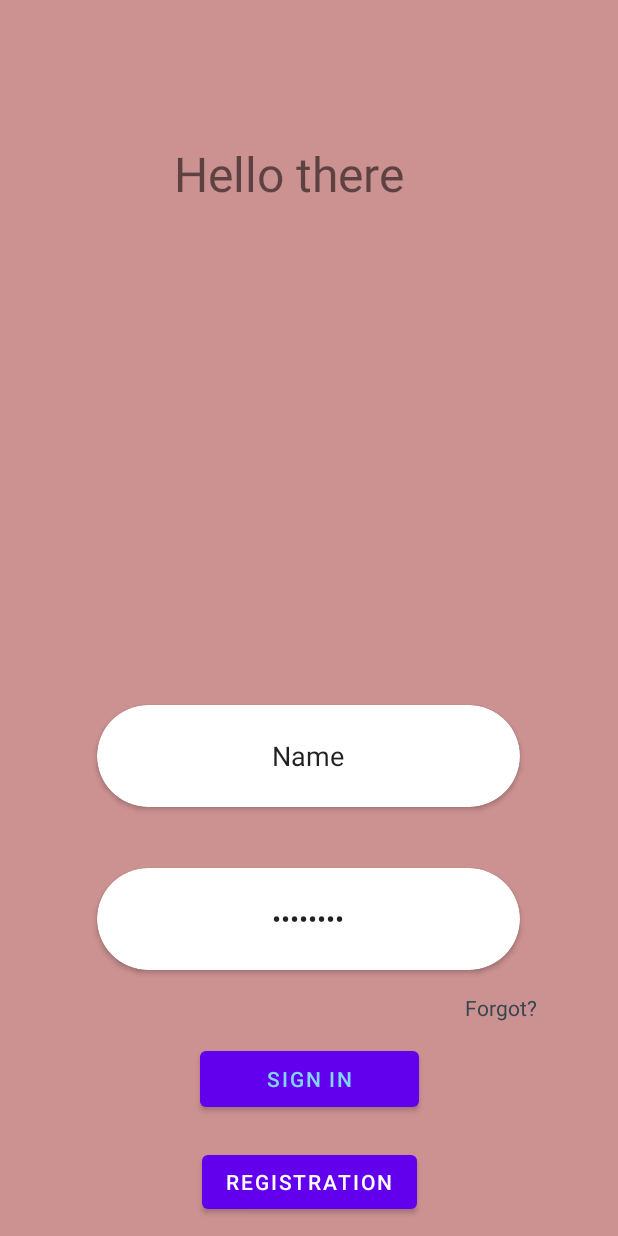
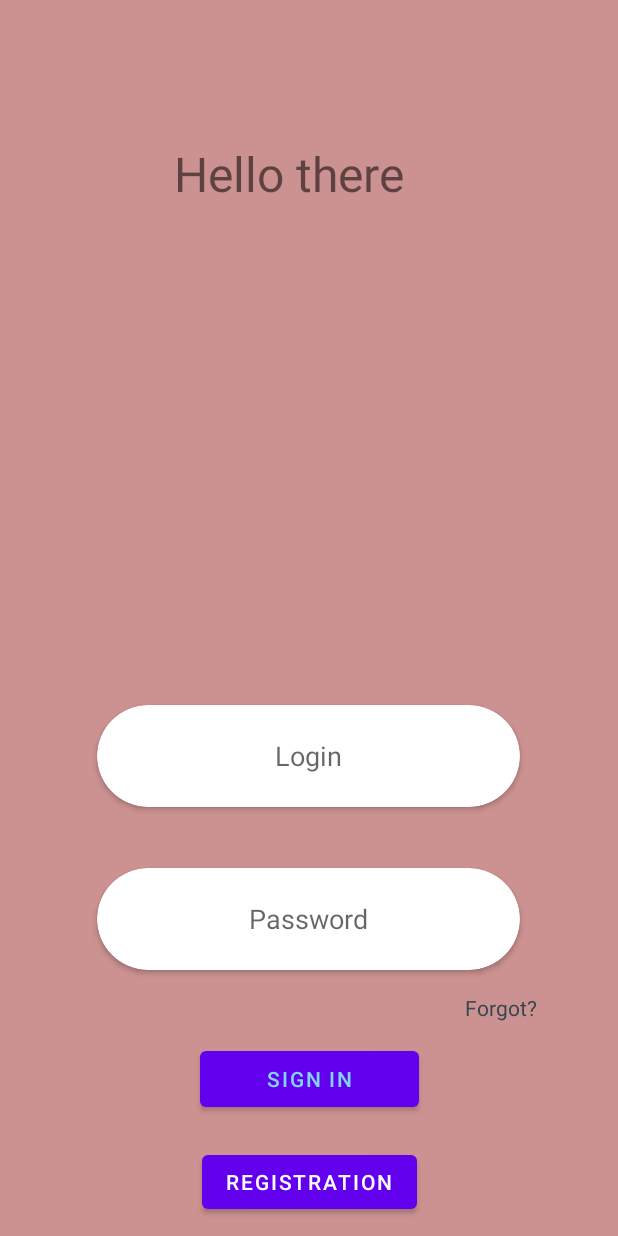
Before and after one commit to AnotherFinch/InstaClone, an Android app: the LoginActivity screen opened directly, with no data from a screen before it, on a phone screen of 412 x 824 dp. Run offline under Robolectric (Android 15) with nearby library versions, the phone set to English and light mode, and no system bars.

Commit message:
мелкие дизайн правки

```diff
--- a/app/src/main/java/com/example/instaclone/ProfileActivity.kt
+++ b/app/src/main/java/com/example/instaclone/ProfileActivity.kt
@@ -3,7 +3,6 @@ package com.example.instaclone
 import android.content.Intent
 import androidx.appcompat.app.AppCompatActivity
 import android.os.Bundle
-import com.example.instaclone.databinding.ActivityMainBinding
 import com.example.instaclone.databinding.ActivityProfileBinding
 
 class ProfileActivity : AppCompatActivity() {
--- a/app/src/main/res/layout/activity_login.xml
+++ b/app/src/main/res/layout/activity_login.xml
@@ -77,11 +77,11 @@
             android:layout_height="match_parent"
             android:layout_marginLeft="12dp"
             android:layout_marginRight="12dp"
+            android:background="@android:color/transparent"
             android:ems="10"
             android:gravity="center"
-            android:inputType="textPersonName"
-            android:background="@android:color/transparent"
-            android:text="Name" />
+            android:hint="@string/login"
+            android:inputType="textPersonName" />
     </androidx.cardview.widget.CardView>
 
     <androidx.cardview.widget.CardView
@@ -105,8 +105,8 @@
             android:background="@android:color/transparent"
             android:ems="10"
             android:gravity="center"
+            android:hint="Password"
             android:inputType="textPassword"
-            android:text="password"
             tools:ignore="SpeakableTextPresentCheck" />
     </androidx.cardview.widget.CardView>
 
--- a/app/src/main/res/layout/activity_profile.xml
+++ b/app/src/main/res/layout/activity_profile.xml
@@ -37,4 +37,5 @@
             android:gravity="center"
             android:text="TextView" />
     </androidx.cardview.widget.CardView>
+
 </androidx.constraintlayout.widget.ConstraintLayout>
```
Also changed, not shown: app/src/main/res/layout/activity_registration.xml (+7 -6 lines).
